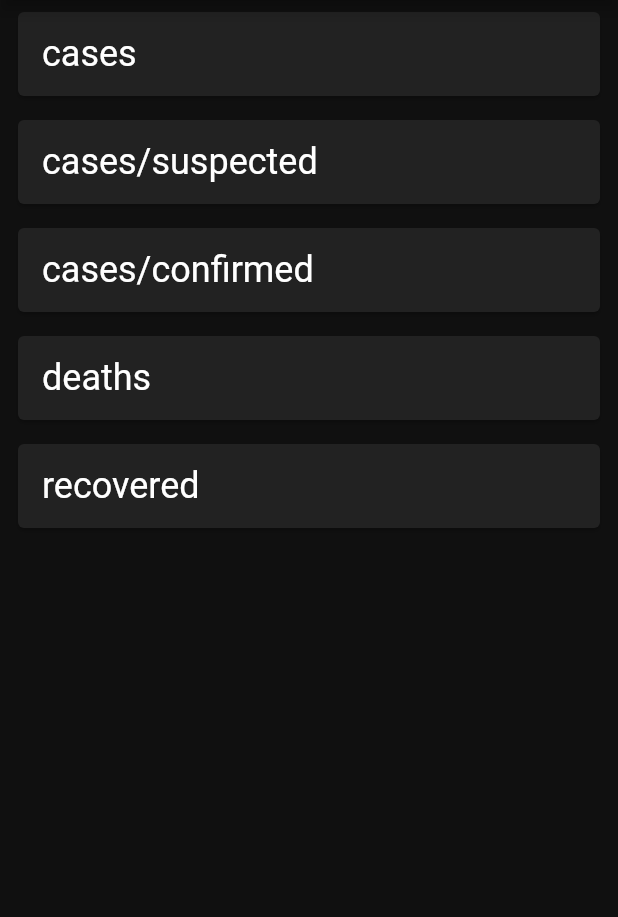
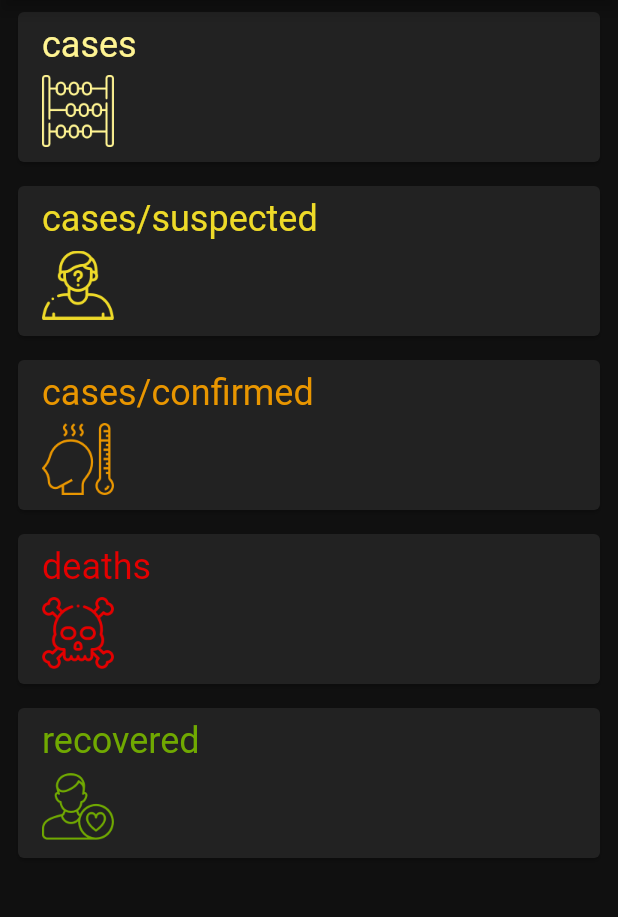
Before and after one commit to zaqturey/covidon, a Flutter app: the screen it shows after launch, on a phone screen of 412 x 824 dp, the part 84-1001 px from its top. Run offline on Flutter 3.47's test engine with Material 2 defaults, Android fonts, the phone set to English and light mode, and no system bars; network calls fail.

Commit message:
Added a new Model class to represent data for a single card and Updated Card properties to use it

```diff
--- /dev/null
+++ b/lib/models/endpoint_card_data.dart
@@ -0,0 +1,9 @@
+import 'package:flutter/material.dart';
+
+// ====----Model Widget----====
+class EndpointCardData {
+  EndpointCardData(this.title, this.assetName, this.cardColor);
+  final String title;
+  final String assetName;
+  final Color cardColor;
+}
--- a/lib/ui/endpoint_card.dart
+++ b/lib/ui/endpoint_card.dart
@@ -1,4 +1,5 @@
 import 'package:covidon/enums/endpoint.dart';
+import 'package:covidon/models/endpoint_card_data.dart';
 import 'package:flutter/material.dart';
 
 // ====----Custom Widget----====
@@ -7,31 +8,54 @@ class EndpointCard extends StatelessWidget {
   final Endpoint endpoint;
   final int value;
 
-  static Map<Endpoint, String> _cardTitle = {
-    Endpoint.cases: 'cases',
-    Endpoint.casesSuspected: 'cases/suspected',
-    Endpoint.casesConfirmed: 'cases/confirmed',
-    Endpoint.deaths: 'deaths',
-    Endpoint.recovered: 'recovered',
+  static Map<Endpoint, EndpointCardData> _cardData = {
+    Endpoint.cases: EndpointCardData('cases', 'assets/count.png', Color(0xFFFFF492)),
+    Endpoint.casesSuspected: EndpointCardData('cases/suspected', 'assets/suspect.png', Color(0xFFEEDA28)),
+    Endpoint.casesConfirmed: EndpointCardData('cases/confirmed', 'assets/fever.png', Color(0xFFE99600)),
+    Endpoint.deaths: EndpointCardData('deaths', 'assets/death.png', Color(0xFFE40000)),
+    Endpoint.recovered: EndpointCardData('recovered', 'assets/patient.png', Color(0xFF70A901)),
   };
+
+//  static Map<Endpoint, String> _cardTitle = {
+//    Endpoint.cases: 'cases',
+//    Endpoint.casesSuspected: 'cases/suspected',
+//    Endpoint.casesConfirmed: 'cases/confirmed',
+//    Endpoint.deaths: 'deaths',
+//    Endpoint.recovered: 'recovered',
+//  };
 
   @override
   Widget build(BuildContext context) {
+    final cardData = _cardData[endpoint];
     return Padding(
       padding: const EdgeInsets.symmetric(horizontal: 8.0, vertical: 4.0),
       child: Card(
         child: Padding(
           padding: const EdgeInsets.symmetric(horizontal: 16.0, vertical: 8.0),
-          child: Row(
-            mainAxisAlignment: MainAxisAlignment.spaceBetween,
+          child: Column(
+            crossAxisAlignment: CrossAxisAlignment.start,
             children: [
               Text(
-                _cardTitle[endpoint],
-                style: Theme.of(context).textTheme.headline5,
+                cardData.title,
+                style: Theme.of(context).textTheme.headline5.copyWith(color: cardData.cardColor),
               ),
-              Text(
-                value != null ? value.toString() : '',
-                style: Theme.of(context).textTheme.headline4,
+              SizedBox(height: 4),
+              SizedBox(
+                height: 52,
+                child: Row(
+                  mainAxisAlignment: MainAxisAlignment.spaceBetween,
+                  crossAxisAlignment: CrossAxisAlignment.center,
+                  children: [
+                    Image.asset(
+                      cardData.assetName,
+                      color: cardData.cardColor,
+                    ),
+                    Text(
+                      value != null ? value.toString() : '',
+                      style: Theme.of(context).textTheme.headline4.copyWith(color: cardData.cardColor),
+                    ),
+                  ],
+                ),
               ),
             ],
           ),
--- a/pubspec.yaml
+++ b/pubspec.yaml
@@ -48,7 +48,8 @@ flutter:
   uses-material-design: true
 
   # To add assets to your application, add an assets section, like this:
-  # assets:
+  assets:
+    - assets/
   #   - images/a_dot_burr.jpeg
   #   - images/a_dot_ham.jpeg
 
```
Also changed, not shown: assets/2.0x/count.png (added), assets/2.0x/death.png (added), assets/2.0x/fever.png (added), assets/2.0x/patient.png (added), assets/2.0x/suspect.png (added), assets/3.0x/count.png (added), assets/3.0x/death.png (added), assets/3.0x/fever.png (added), assets/3.0x/patient.png (added), assets/3.0x/suspect.png (added), assets/count.png (added), assets/death.png (added), assets/fever.png (added), assets/patient.png (added), 1 more files, 1 other file.
